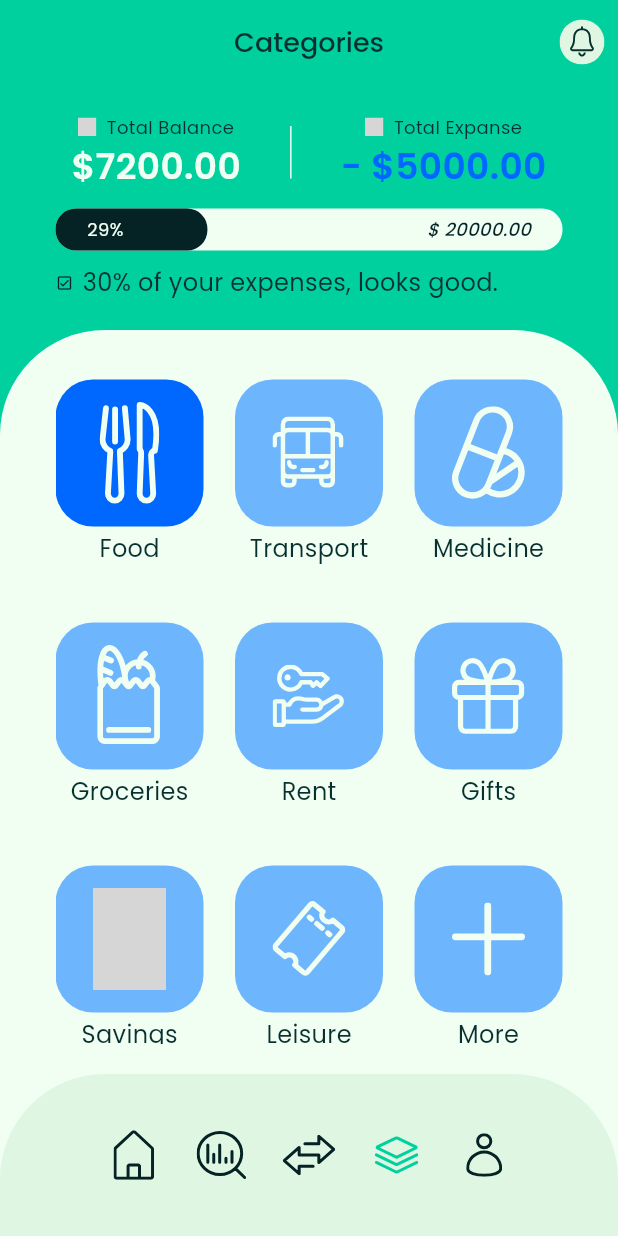
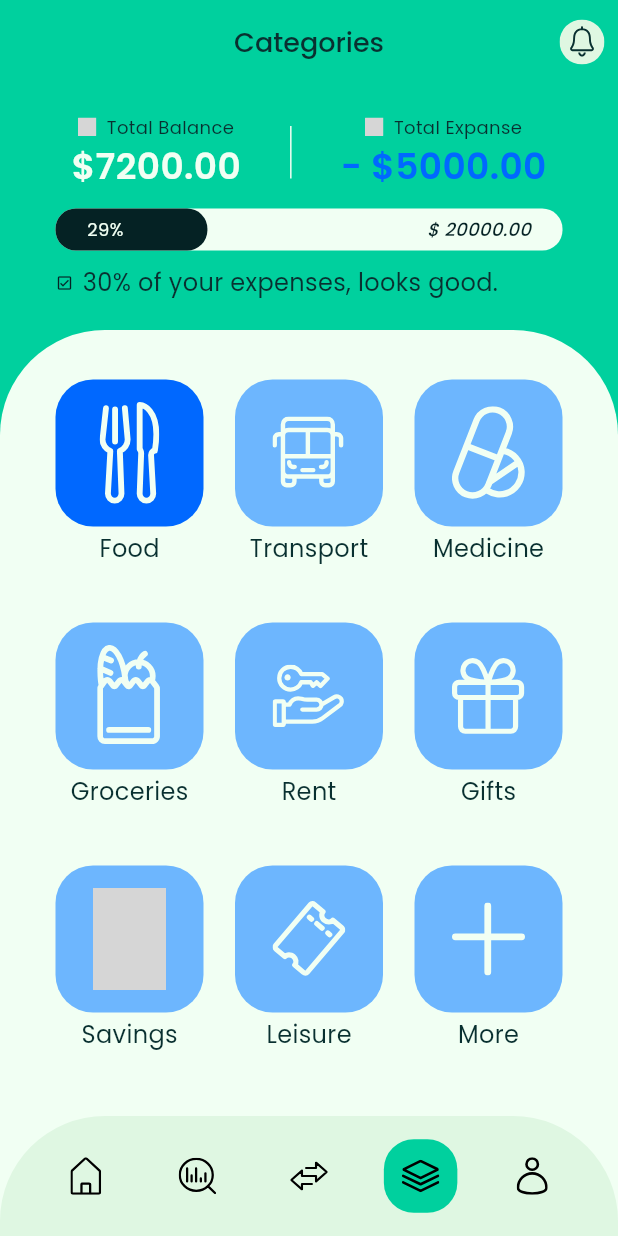
Before and after one commit to Om4r-M4dy/FinWise, a Flutter app: the NavBar screen opened by its route, item 4 of the bottom bar chosen, on a phone screen of 412 x 824 dp. Run offline on Flutter 3.47's test engine with Material 3 defaults, Android fonts, the phone set to English and light mode, and no system bars; our stand-ins replace custom_sliding_segmented_control, date_field, device_preview, fl_chart, flip_card, flutter_svg and 5 more; grey boxes are pictures that could not be loaded.

Commit message:
update nav bar

```diff
--- a/lib/core/widgets/my_body_view.dart
+++ b/lib/core/widgets/my_body_view.dart
@@ -17,15 +17,11 @@ class MyBodyView extends StatelessWidget {
   final Clip clipBehavior;
   @override
   Widget build(BuildContext context) {
-    return Scaffold(
-      body: Column(
+    return Column(
       children: [
         if (topSection != null) ...[
           Padding(
-              padding: const EdgeInsets.symmetric(
-                horizontal: 37.0,
-                vertical: 20,
-              ),
+            padding: const EdgeInsets.symmetric(horizontal: 37.0, vertical: 20),
             child: topSection,
           ),
         ] else
@@ -50,7 +46,6 @@ class MyBodyView extends StatelessWidget {
           ),
         ),
       ],
-      ),
     );
   }
 }
--- a/lib/features/Home/model/navBar_screens.dart
+++ b/lib/features/Home/model/navBar_screens.dart
@@ -1,3 +1,9 @@
+import 'package:finwise/core/constants/app_assets.dart';
+import 'package:finwise/core/constants/app_colors.dart';
+import 'package:finwise/core/functions/navigations.dart';
+import 'package:finwise/core/routes/routes.dart';
+import 'package:finwise/core/styles/text_styles.dart';
+import 'package:finwise/core/widgets/custom_svg_picture.dart';
 import 'package:flutter/material.dart';
 
 import 'package:finwise/features/Home/pages/home_screen.dart';
@@ -6,10 +12,82 @@ import 'package:finwise/features/analysis/pages/analysis_screen.dart';
 import 'package:finwise/features/categories/pages/main_categories.dart';
 import 'package:finwise/features/profile/page/profile_screen.dart';
 
-final List<Widget> navScreens = [
-  HomeScreen(),
-  AnalysisScreen(),
-  TransactionScreen(),
-  MainCategories(),
-  ProfileScreen(),
+final List<NavItemModel> navScreens = [
+  NavItemModel(
+    icon: AppAssets.home,
+    appBar: null,
+    page: HomeScreen(),
+  ),
+
+  NavItemModel(
+    icon: AppAssets.analysis,
+    appBar: (context) => AppBar(
+        backgroundColor: AppColors.mainGreen,
+        leading: SizedBox.shrink(),
+        title: Text("Analysis", style: TextStyles.bodyLarge),
+        actions: [
+          IconButton(
+            onPressed: () {
+              pushTo(context, Routes.notificationScreen);
+            },
+            icon: CustomSvgPicture(path: AppAssets.appBarNotification),
+          ),
+        ],
+      ),
+    page: AnalysisScreen(),
+  ),
+
+  NavItemModel(
+    icon: AppAssets.transactions,
+    appBar: (context) => AppBar(
+        backgroundColor: AppColors.mainGreen,
+        leading: SizedBox.shrink(),
+        title: Text("Transactions", style: TextStyles.bodyLarge),
+        actions: [
+          IconButton(
+            onPressed: () {
+              pushTo(context, Routes.notificationScreen);
+            },
+            icon: CustomSvgPicture(path: AppAssets.appBarNotification),
+          ),
+        ],
+      ),
+    page: TransactionScreen(),
+  ),
+  NavItemModel(
+    icon: AppAssets.category,
+    appBar: (context) => AppBar(
+        backgroundColor: AppColors.mainGreen,
+         leading:SizedBox.shrink(),
+        title: Text("Categories", style: TextStyles.bodyLarge),
+        actions: [
+          IconButton(
+            onPressed: () {
+              pushTo(context, Routes.notificationScreen);
+            },
+            icon: CustomSvgPicture(path: AppAssets.appBarNotification),
+          ),
+        ],
+      ),
+    page: MainCategories(),
+  ),
+  NavItemModel(
+    icon: AppAssets.profile,
+    appBar:null,
+    page: ProfileScreen(),
+  ),
 ];
+
+
+class NavItemModel {
+  final Widget page;
+  final PreferredSizeWidget? Function(BuildContext context)? appBar;
+
+  final String icon;
+
+  const NavItemModel({
+    required this.page,
+    required this.icon,
+    this.appBar,
+  });
+}
--- a/lib/features/Home/pages/nav_bar.dart
+++ b/lib/features/Home/pages/nav_bar.dart
@@ -4,7 +4,6 @@ import 'package:finwise/core/widgets/custom_svg_picture.dart';
 import 'package:finwise/features/Home/model/navBar_screens.dart';
 import 'package:flutter/material.dart';
 
-// ignore: must_be_immutable
 class NavBar extends StatefulWidget {
   const NavBar({super.key});
 
@@ -14,58 +13,71 @@ class NavBar extends StatefulWidget {
 
 class _NavBarState extends State<NavBar> {
   int currentIndex = 0;
+
+  final List<String> icons = [
+    AppAssets.home,
+    AppAssets.analysis,
+    AppAssets.transactions,
+    AppAssets.category,
+    AppAssets.profile,
+  ];
+
   @override
   Widget build(BuildContext context) {
     return Scaffold(
-      backgroundColor: AppColors.background,
-      body: navScreens[currentIndex],
+      // backgroundColor: AppColors.background,
+      appBar: navScreens[currentIndex].appBar?.call(context),
+      body: navScreens[currentIndex].page,
 
-      bottomNavigationBar: Container(
-        height: 108,
-        padding: EdgeInsets.only(top: 36, bottom: 36, left: 60, right: 60),
-
-        decoration: BoxDecoration(
+      bottomNavigationBar: SizedBox(
+        width: double.infinity,
+        child: Container(
+          color: AppColors.background,
+          child: Container(
+            height: 80,
+            padding: const EdgeInsets.symmetric(horizontal: 20),
+            decoration: const BoxDecoration(
               color: AppColors.lightGreen,
               borderRadius: BorderRadius.only(
                 topLeft: Radius.circular(70),
                 topRight: Radius.circular(70),
               ),
             ),
-        child: BottomNavigationBar(
-          enableFeedback: false,
-          elevation: 0,
+            child: Row(
+              mainAxisAlignment: MainAxisAlignment.spaceAround,
+              children: List.generate(icons.length, (index) {
+                bool isSelected = currentIndex == index;
 
-          // fixedColor: Colors.transparent,
-          backgroundColor: Colors.transparent,
-          unselectedItemColor: Colors.transparent,
-          selectedItemColor: AppColors.mainGreen,
-          currentIndex: currentIndex,
-          selectedFontSize: 0,
-          unselectedFontSize: 0,
-          type: BottomNavigationBarType.fixed,
-          items: [
-            NavItem(AppAssets.home),
-            NavItem(AppAssets.analysis),
-            NavItem(AppAssets.transactions),
-            NavItem(AppAssets.category),
-            NavItem(AppAssets.profile),
-          ],
-          onTap: (index) {
+                return GestureDetector(
+                  onTap: () {
                     setState(() {
                       currentIndex = index;
                     });
                   },
+                  child: AnimatedContainer(
+                    duration: const Duration(milliseconds: 250),
+                    curve: Curves.easeInOut,
+                    padding: const EdgeInsets.all(12),
+                    decoration: BoxDecoration(
+                      color: isSelected
+                          ? AppColors.mainGreen
+                          : Colors.transparent,
+                      // shape: BoxShape.circle,
+                      borderRadius: BorderRadius.circular(20),
+                    ),
+                    child: CustomSvgPicture(
+                      path: icons[index],
+                      width: 25,
+                      height: 25,
+                      color: Colors.black,
+                    ),
+                  ),
+                );
+              }),
+            ),
+          ),
         ),
       ),
     );
   }
-
-  // ignore: non_constant_identifier_names
-  BottomNavigationBarItem NavItem(String path) {
-    return BottomNavigationBarItem(
-      label: '',
-      icon: CustomSvgPicture(path: path),
-      activeIcon: CustomSvgPicture(path: path, color: AppColors.mainGreen),
-    );
 }
-}
--- a/lib/features/categories/pages/main_categories.dart
+++ b/lib/features/categories/pages/main_categories.dart
@@ -16,21 +16,7 @@ class MainCategories extends StatelessWidget {
 
   @override
   Widget build(BuildContext context) {
-    return Scaffold(
-      appBar: AppBar(
-        backgroundColor: AppColors.mainGreen,
-         leading:SizedBox.shrink(),
-        title: Text("Categories", style: TextStyles.bodyLarge),
-        actions: [
-          IconButton(
-            onPressed: () {
-              pushTo(context, Routes.notificationScreen);
-            },
-            icon: CustomSvgPicture(path: AppAssets.appBarNotification),
-          ),
-        ],
-      ),
-      body: MyBodyView(
+    return  MyBodyView(
         topSection: ProgressSection(
           percentage: 30,
           totalAmount: 20000,
@@ -134,7 +120,7 @@ class MainCategories extends StatelessWidget {
             ],
           ),
         ),
-      ),
+
     );
   }
 }
--- a/lib/features/profile/page/profile_screen.dart
+++ b/lib/features/profile/page/profile_screen.dart
@@ -7,7 +7,6 @@ import 'package:finwise/core/styles/text_styles.dart';
 import 'package:finwise/core/widgets/custom_svg_picture.dart';
 import 'package:finwise/core/widgets/my_body_view.dart';
 import 'package:finwise/features/profile/widget/profile_option.dart';
-import 'package:finwise/core/widgets/row_app_bar.dart';
 import 'package:flutter/material.dart';
 import 'package:gap/gap.dart';
 
--- a/lib/main.dart
+++ b/lib/main.dart
@@ -1,7 +1,6 @@
 import 'dart:io';
 import 'package:device_preview/device_preview.dart';
 import 'package:finwise/core/routes/app_router.dart';
-import 'package:finwise/core/routes/routes.dart';
 import 'package:finwise/core/styles/themes.dart';
 import 'package:flutter/foundation.dart';
 import 'package:flutter/material.dart';
@@ -9,7 +8,7 @@ import 'package:flutter/material.dart';
 void main() {
   runApp(
     DevicePreview(
-      // enabled: false
+      // enabled: false,
       enabled: !kReleaseMode,
       builder: (context) => const MainApp(),
     ),
```
Also changed, not shown: lib/features/Home/pages/home_screen.dart (+16 -15 lines), lib/features/Transaction/pages/transaction_screen.dart (+1 -17 lines), lib/features/analysis/pages/analysis_screen.dart (+2 -17 lines). Lines whose indentation alone changed are shown as unchanged.
